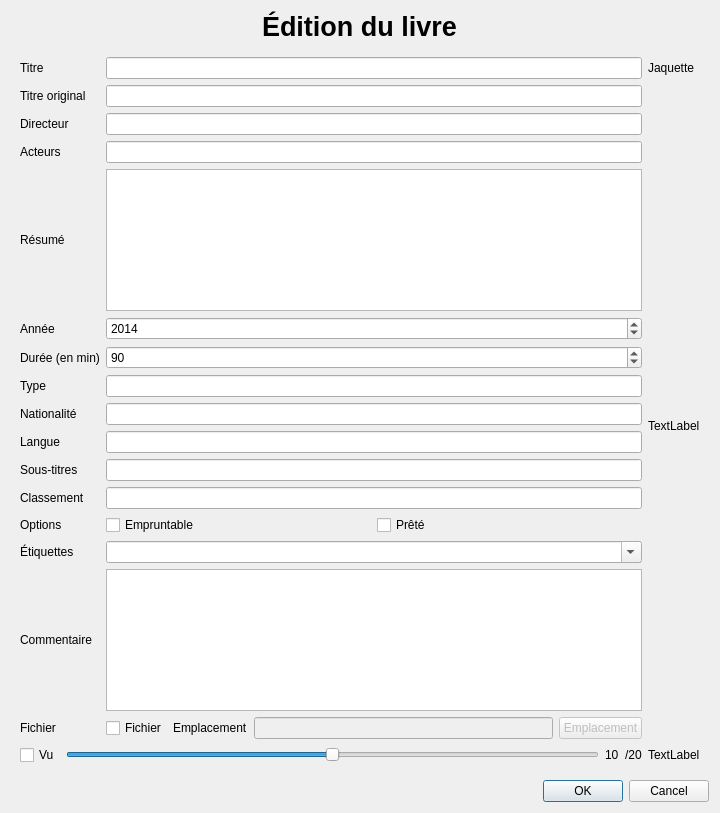
Qt form editbook.ui (chindit/dadabooks) before a commit.
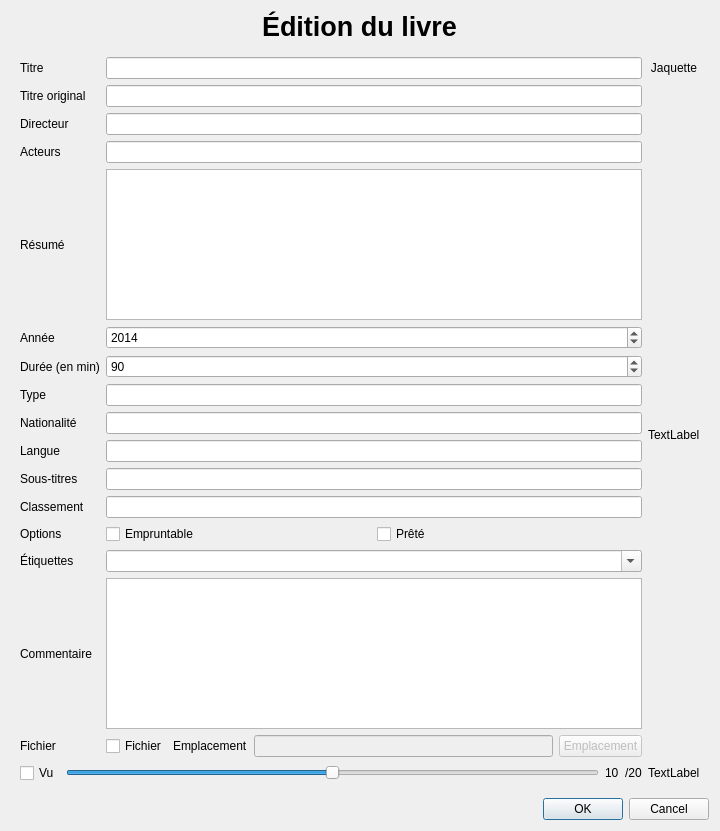
The same form after that commit. The open tabs and pages were chosen to show the change. Icons and pictures are not drawn.

```diff
--- a/editbook.ui
+++ b/editbook.ui
@@ -10,7 +10,7 @@
     <x>0</x>
     <y>0</y>
     <width>720</width>
-    <height>813</height>
+    <height>831</height>
    </rect>
   </property>
   <property name="windowTitle">
@@ -563,6 +563,9 @@
          <property name="text">
           <string>Jaquette</string>
          </property>
+         <property name="alignment">
+          <set>Qt::AlignCenter</set>
+         </property>
         </widget>
        </item>
        <item row="16" column="2">
@@ -696,15 +699,15 @@
        </item>
        <item row="12" column="1">
         <layout class="QHBoxLayout" name="horizontalLayout_8">
-         <item>
-          <widget class="QCheckBox" name="checkBoxPrete">
-           <property name="text">
-            <string>Empruntable</string>
-           </property>
-          </widget>
-         </item>
          <item>
           <widget class="QCheckBox" name="checkBoxEmpruntable">
+           <property name="text">
+            <string>Empruntable</string>
+           </property>
+          </widget>
+         </item>
+         <item>
+          <widget class="QCheckBox" name="checkBoxPrete">
            <property name="text">
             <string>Prêté</string>
            </property>
```
Left out of the diff: 4 changed lines with no effect on the pictures.
